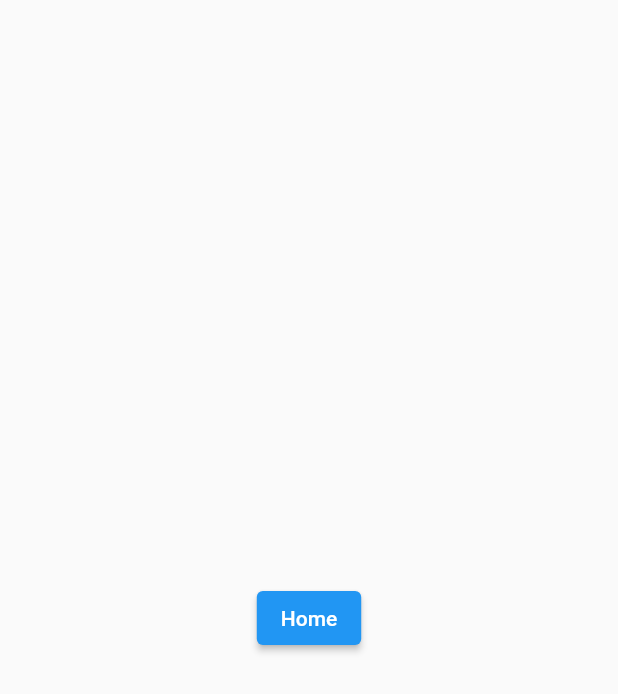
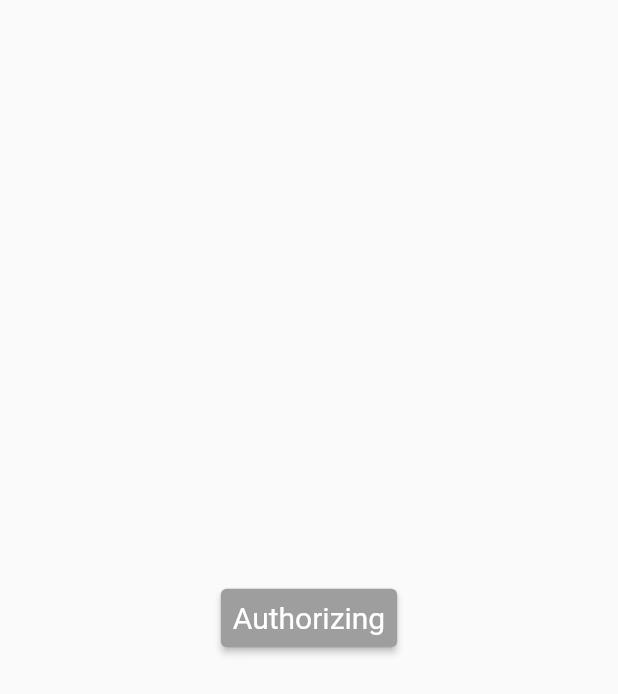
Before and after one commit to encikpulasan/flutter-kitajaga.co, a Flutter app: the screen it shows after launch, on a phone screen of 412 x 824 dp. Shown: the top 694 px of the screen. Run offline on Flutter 3.47's test engine with Material 2 defaults, Android fonts, the phone set to English and light mode, and no system bars; our stand-ins replace dio, freezed_annotation, logger, stacked, stacked_services; missing offline and left inert: stacked_crashlytics, stacked_themes; network calls fail; statements that could not run were skipped.

Commit message:
Update Startup

```diff
--- a/lib/api/api.dart
+++ b/lib/api/api.dart
@@ -4,7 +4,7 @@ import 'package:kitajaga/models/helpers/helpers.dart';
 import 'package:kitajaga/models/helps/helps.dart';
 
 abstract class Api {
-  Future<void> getToken();
+  Future<bool> getToken();
 
   Future<Helps?> getHelps({int limit = 15000});
   Future<HelpDetails?> getHelp(int helpId);
--- a/lib/api/api_fake.dart
+++ b/lib/api/api_fake.dart
@@ -18,9 +18,10 @@ class ApiFake implements Api {
   InformationService _informationService = locator<InformationService>();
 
   @override
-  Future<void> getToken() async {
+  Future<bool> getToken() async {
     Auth auth = Auth.fromJson(jsonDecode(fakeGetToken));
     _informationService.setBearerToken(auth.accessToken!);
+    return true;
   }
 
   @override
--- a/lib/api/api_impl.dart
+++ b/lib/api/api_impl.dart
@@ -79,7 +79,7 @@ class ApiImpl implements Api {
   }
 
   @override
-  Future<void> getToken() async {
+  Future<bool> getToken() async {
     var result = await httpRequest(
       'o/token/',
       POST,
@@ -90,9 +90,11 @@ class ApiImpl implements Api {
       if (!result.toString().contains('error')) {
         Auth auth = Auth.fromJson(result);
         _informationService.setBearerToken('Bearer ${auth.accessToken!}');
-        print('Bearer ${_informationService.bearerToken}');
+        print('${_informationService.bearerToken}');
+        return true;
       }
     }
+    return false;
   }
 
   @override
--- a/lib/ui/home/home_view.dart
+++ b/lib/ui/home/home_view.dart
@@ -9,19 +9,21 @@ class HomeView extends StatelessWidget {
   Widget build(BuildContext context) {
     return ViewModelBuilder<HomeViewModel>.reactive(
       viewModelBuilder: () => HomeViewModel(),
-      onModelReady: (model) => model.getHelps(),
       disposeViewModel: false,
       fireOnModelReadyOnce: true,
+      onModelReady: (model) => model.getHelps(),
       builder: (context, viewModel, child) => Scaffold(
         floatingActionButton: Column(
           mainAxisAlignment: MainAxisAlignment.end,
           children: [
             FloatingActionButton(
+              heroTag: 'increment',
               onPressed: () => viewModel.incrementCounter(),
               child: Icon(Icons.add),
             ),
             SizedBox(height: 16),
             FloatingActionButton(
+              heroTag: 'decrement',
               onPressed: () => viewModel.decrementCounter(),
               child: Icon(Icons.remove),
             ),
--- a/lib/ui/main/main_view.dart
+++ b/lib/ui/main/main_view.dart
@@ -34,11 +34,11 @@ class _MainViewState extends State<MainView> {
             ),
             BottomNavigationBarItem(
               icon: Icon(Icons.access_alarm),
-              label: "Alarm",
+              label: "History",
             ),
             BottomNavigationBarItem(
               icon: Icon(Icons.access_alarms),
-              label: "Alarm",
+              label: "Profile",
             ),
           ],
         ),
--- a/lib/ui/profile/profile_view.dart
+++ b/lib/ui/profile/profile_view.dart
@@ -10,6 +10,7 @@ class ProfileView extends StatelessWidget {
   Widget build(BuildContext context) {
     return ViewModelBuilder<ProfileViewModel>.reactive(
       viewModelBuilder: () => ProfileViewModel(),
+      disposeViewModel: false,
       builder: (context, viewModel, child) => Scaffold(
         body: Center(
           child: Text('Profile'),
--- a/lib/ui/startup/startup_view.dart
+++ b/lib/ui/startup/startup_view.dart
@@ -9,13 +9,38 @@ class StartupView extends StatelessWidget {
   Widget build(BuildContext context) {
     return ViewModelBuilder<StartupVieWModel>.reactive(
       viewModelBuilder: () => StartupVieWModel(),
-      onModelReady: (model) => model.authenticate(),
+      onModelReady: (model) async => await model.authenticate(),
       builder: (context, model, child) => Scaffold(
         body: Center(
-          child: ElevatedButton(
-            onPressed: model.gotoHome,
-            child: Text("Home"),
-          ),
+          child: model.isReady
+              ? ElevatedButton(
+                  onPressed: model.gotoHome,
+                  child: Text(
+                    "Start",
+                    style: TextStyle(
+                      color: Colors.white,
+                    ),
+                  ),
+                  style: ElevatedButton.styleFrom(
+                    primary: Colors.blueAccent,
+                    padding: EdgeInsets.all(8),
+                    textStyle: TextStyle(fontSize: 20),
+                  ),
+                )
+              : ElevatedButton(
+                  onPressed: () {},
+                  child: Text(
+                    "Authorizing",
+                    style: TextStyle(
+                      color: Colors.white,
+                    ),
+                  ),
+                  style: ElevatedButton.styleFrom(
+                    primary: Colors.grey,
+                    padding: EdgeInsets.all(8),
+                    textStyle: TextStyle(fontSize: 20),
+                  ),
+                ),
         ),
       ),
     );
--- a/lib/ui/startup/startup_viewmodel.dart
+++ b/lib/ui/startup/startup_viewmodel.dart
@@ -5,6 +5,17 @@ import 'package:stacked_services/stacked_services.dart';
 
 class StartupVieWModel extends BaseViewModel {
   NavigationService _navigationService = locator<NavigationService>();
-  void authenticate() => locator<Api>().getToken();
+
+  bool _isReady = false;
+  bool get isReady => _isReady;
+
+  Future<void> authenticate() async {
+    bool result = await locator<Api>().getToken();
+    if (result) {
+      _isReady = true;
+      notifyListeners();
+    }
+  }
+
   Future<void> gotoHome() async => await _navigationService.replaceWith('/main-view');
 }
```
